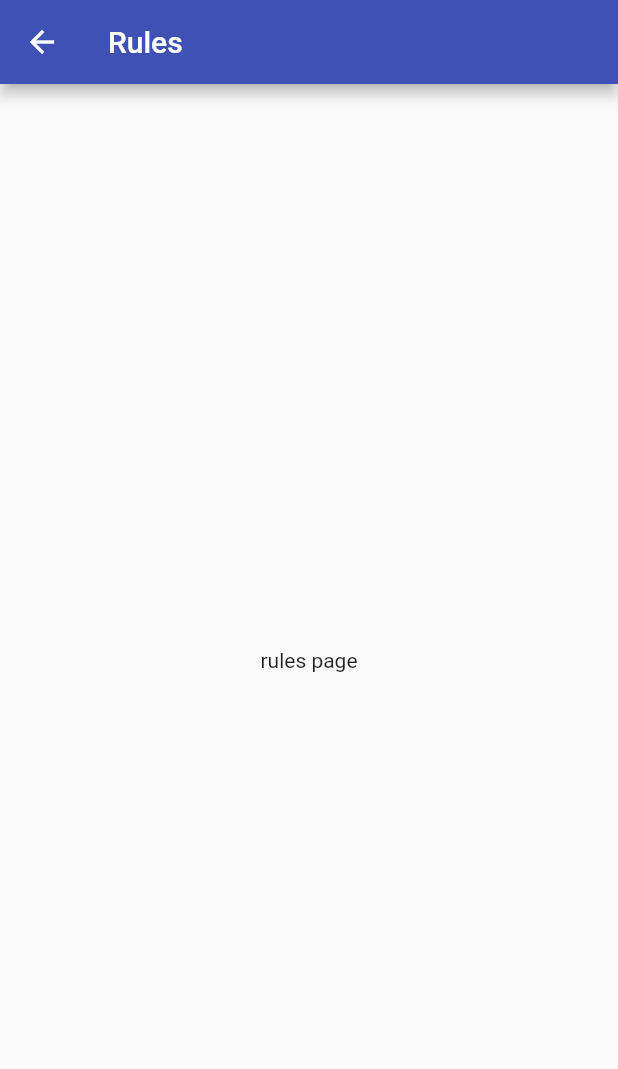
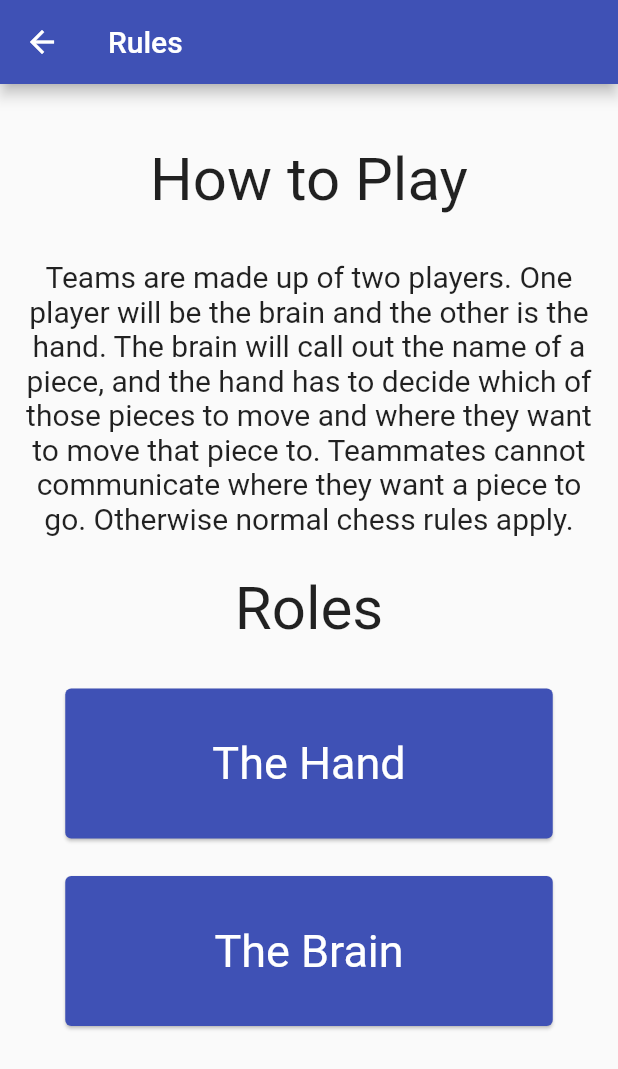
Before and after one commit to jonathandieu/hbchess-mobile, a Flutter app: the Rules screen opened by its route, on a phone screen of 412 x 824 dp. Shown: the top 1069 px of the screen. Run offline on Flutter 3.47's test engine with Material 2 defaults, Android fonts, the phone set to English and light mode, and no system bars; our stand-ins replace flutter_secure_storage, jwt_decoder; accounts and stored records are empty.

Commit message:
Updated rules.dart with 'How to play' and 'Roles'

```diff
--- /dev/null
+++ b/assets/rules.txt
@@ -0,0 +1,3 @@
+Teams are made up of two players. One player will be the brain and the other is the hand.
+The brain will call out the name of a piece, and the hand has to decide which of those pieces to move and where they want to move that piece to.
+Teammates cannot communicate where they want a piece to go. Otherwise normal chess rules apply.
--- a/lib/screens/rules.dart
+++ b/lib/screens/rules.dart
@@ -1,4 +1,5 @@
 import 'package:flutter/material.dart';
+import 'package:flutter/services.dart' show rootBundle;
 
 class Rules extends StatefulWidget {
   const Rules({Key? key}) : super(key: key);
@@ -14,9 +15,123 @@ class _RulesState extends State<Rules> {
       appBar: AppBar(
         title: const Text("Rules"),
       ),
-      body: const Center(
-        child: Text('rules page'),
+      body: Center(
+        child: Column(children: [
+          const SizedBox(height: 25),
+          Padding(
+              padding: const EdgeInsets.all(15),
+              child: Column(
+                children: [
+                  const Text(
+                    'How to Play',
+                    style: TextStyle(fontSize: 40),
+                  ),
+                  const SizedBox(height: 30),
+
+                  // There is probably a better way to add this text. Look into file imports
+                  const Text(
+                    "Teams are made up of two players. One player will be the brain and the other is the hand. The brain will call out the name of a piece, and the hand has to decide which of those pieces to move and where they want to move that piece to. Teammates cannot communicate where they want a piece to go. Otherwise normal chess rules apply.",
+                    textAlign: TextAlign.center,
+                    style: TextStyle(fontSize: 20),
+                  ),
+                  const SizedBox(height: 25),
+                  const Text(
+                    'Roles',
+                    style: TextStyle(fontSize: 40),
+                  ),
+                  const SizedBox(height: 25),
+                  // Hand rule card
+                  Card(
+                    margin: const EdgeInsets.all(5),
+                    color: Colors.indigo,
+                    child: InkWell(
+                      splashColor: Colors.white.withAlpha(50),
+                      onTap: () {
+                        //Navigator.pop(context);
+                        _showHandRules(context);
+                      },
+                      child: Container(
+                        height: 100,
+                        width: 325,
+                        alignment: Alignment.center,
+                        child: const Text(
+                          'The Hand',
+                          style: TextStyle(color: Colors.white, fontSize: 30),
+                        ),
+                      ),
+                    ),
+                  ),
+                  const SizedBox(height: 15),
+                  // Brain rule card
+                  Card(
+                    margin: const EdgeInsets.all(5),
+                    color: Colors.indigo,
+                    child: InkWell(
+                      splashColor: Colors.white.withAlpha(50),
+                      onTap: () {
+                        //Navigator.pop(context);
+                        _showBrainRules(context);
+                      },
+                      child: Container(
+                        height: 100,
+                        width: 325,
+                        alignment: Alignment.center,
+                        child: const Text(
+                          'The Brain',
+                          style: TextStyle(color: Colors.white, fontSize: 30),
+                        ),
+                      ),
+                    ),
+                  ),
+                ],
+              )),
+        ]),
+        //child: Text('rules page'),
       ),
     );
   }
 }
+
+Future<String> getTextData(String path) async {
+  return await rootBundle.loadString(path);
+}
+
+_showBrainRules(BuildContext context) async {
+  await showDialog(
+      context: context,
+      builder: (BuildContext context) {
+        return Expanded(
+          child: SimpleDialog(
+            children: [
+              // Dialog box that pops up after button press
+              SimpleDialogOption(
+                onPressed: () {
+                  Navigator.pop(context);
+                },
+                child: const Text('The Brain rules will go here'),
+              ),
+            ],
+          ),
+        );
+      });
+}
+
+_showHandRules(BuildContext context) async {
+  await showDialog(
+      context: context,
+      builder: (BuildContext context) {
+        return Expanded(
+          child: SimpleDialog(
+            children: [
+              // Dialog box that pops up after button press
+              SimpleDialogOption(
+                onPressed: () {
+                  Navigator.pop(context);
+                },
+                child: const Text('The Hand rules will go here'),
+              ),
+            ],
+          ),
+        );
+      });
+}
--- a/pubspec.yaml
+++ b/pubspec.yaml
@@ -68,6 +68,7 @@ flutter:
 
   assets:
     - assets/images/
+    - assets/rules.txt
   # An image asset can refer to one or more resolution-specific "variants", see
   # https://flutter.dev/assets-and-images/#resolution-aware.
 
```
